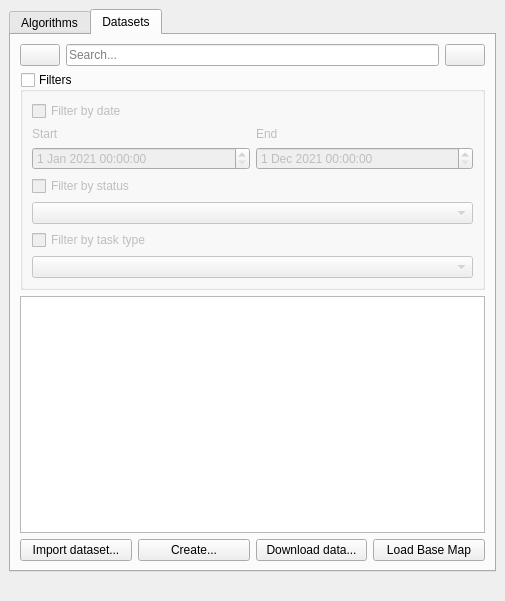
The window that LDMP/gui/WidgetMain.ui (ConservationInternational/trends.earth) describes before a commit, drawn with Qt 5.
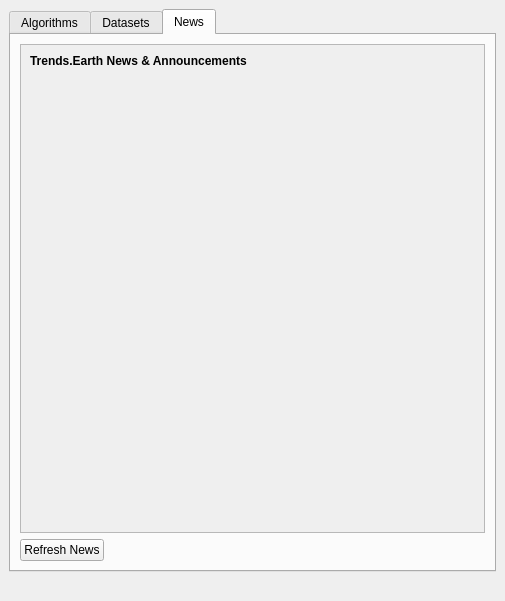
The same window after the commit. The open tabs and pages were chosen to show the change. Custom widgets are drawn as their Qt base class.

Commit message: Add news widget

The edit to the form file:
```diff
--- a/LDMP/gui/WidgetMain.ui
+++ b/LDMP/gui/WidgetMain.ui
@@ -244,6 +244,89 @@
         </item>
        </layout>
       </widget>
+      <widget class="QWidget" name="tab_news">
+       <attribute name="title">
+        <string>News</string>
+       </attribute>
+       <layout class="QVBoxLayout" name="news_tab_layout">
+        <item>
+         <widget class="QScrollArea" name="news_scroll_area">
+          <property name="widgetResizable">
+           <bool>true</bool>
+          </property>
+          <widget class="QWidget" name="news_scroll_content">
+           <property name="geometry">
+            <rect>
+             <x>0</x>
+             <y>0</y>
+             <width>461</width>
+             <height>400</height>
+            </rect>
+           </property>
+           <layout class="QVBoxLayout" name="news_content_layout">
+            <item>
+             <widget class="QLabel" name="news_header_label">
+              <property name="font">
+               <font>
+                <bold>true</bold>
+               </font>
+              </property>
+              <property name="text">
+               <string>Trends.Earth News &amp; Announcements</string>
+              </property>
+             </widget>
+            </item>
+            <item>
+             <widget class="QFrame" name="news_container">
+              <property name="frameShape">
+               <enum>QFrame::NoFrame</enum>
+              </property>
+              <layout class="QVBoxLayout" name="news_container_layout"/>
+             </widget>
+            </item>
+            <item>
+             <spacer name="news_spacer">
+              <property name="orientation">
+               <enum>Qt::Vertical</enum>
+              </property>
+              <property name="sizeHint" stdset="0">
+               <size>
+                <width>20</width>
+                <height>40</height>
+               </size>
+              </property>
+             </spacer>
+            </item>
+           </layout>
+          </widget>
+         </widget>
+        </item>
+        <item>
+         <layout class="QHBoxLayout" name="news_buttons_layout">
+          <item>
+           <widget class="QPushButton" name="news_refresh_btn">
+            <property name="text">
+             <string>Refresh News</string>
+            </property>
+           </widget>
+          </item>
+          <item>
+           <spacer name="news_button_spacer">
+            <property name="orientation">
+             <enum>Qt::Horizontal</enum>
+            </property>
+            <property name="sizeHint" stdset="0">
+             <size>
+              <width>40</width>
+              <height>20</height>
+             </size>
+            </property>
+           </spacer>
+          </item>
+         </layout>
+        </item>
+       </layout>
+      </widget>
      </widget>
     </item>
     <item>
```
The commit also changes 3 other files.
